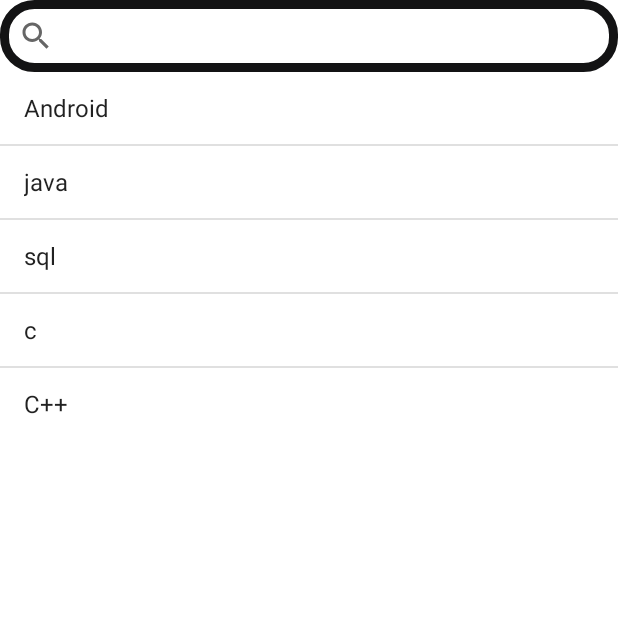
After one commit to modhvadiyac25/Android-Find-My-Car, an Android app: the Search screen opened directly, with no data from a screen before it, on a phone screen of 412 x 824 dp, the top half of it. The commit adds this screen. Run offline under Robolectric (Android 15) with nearby library versions, the phone set to English and light mode, and no system bars.

Commit message:
SearchBar

```diff
--- a/app/src/main/AndroidManifest.xml
+++ b/app/src/main/AndroidManifest.xml
@@ -12,8 +12,10 @@
         android:roundIcon="@mipmap/ic_launcher_round"
         android:supportsRtl="true"
         android:theme="@style/AppTheme">
-        <activity android:name=".CarDetails"></activity>
+        <activity android:name=".SearchList"></activity>
+        <activity android:name=".Search" />
         <activity android:name=".UploadPic" />
+        <activity android:name=".CarDetails" />
         <activity android:name=".EMICalculator" />
         <activity android:name=".test" />
         <activity android:name=".UserProfile" />
--- /dev/null
+++ b/app/src/main/java/com/example/findmycar/Search.kt
@@ -0,0 +1,43 @@
+package com.example.findmycar
+
+import androidx.appcompat.app.AppCompatActivity
+import android.os.Bundle
+import android.widget.ArrayAdapter
+import android.widget.SearchView
+import android.widget.Toast
+import kotlinx.android.synthetic.main.activity_search.*
+
+class Search : AppCompatActivity() {
+
+    override fun onCreate(savedInstanceState: Bundle?) {
+        super.onCreate(savedInstanceState)
+        setContentView(R.layout.activity_search)
+
+        val names = arrayOf("Android","java","sql","c","C++")
+
+        val adapter : ArrayAdapter<String> = ArrayAdapter(this,android.R.layout.simple_list_item_1,names)
+
+        list_view.adapter = adapter
+        search.setOnQueryTextListener(object : SearchView.OnQueryTextListener{
+            override fun onQueryTextSubmit(query: String?): Boolean {
+                search.clearFocus()
+                if(names.contains(query)){
+                    adapter.filter.filter(query)
+                    Toast.makeText(this@Search," " + query + " <-->" + adapter.filter.filter(query),Toast.LENGTH_LONG).show()
+                }
+                else{
+                    Toast.makeText(this@Search,"Item not Found",Toast.LENGTH_LONG).show()
+                }
+                return false
+            }
+
+            override fun onQueryTextChange(query: String?): Boolean {
+
+                adapter.filter.filter(query)
+
+                return false
+            }
+        })
+
+    }
+}
--- /dev/null
+++ b/app/src/main/res/drawable/custom_background_searchbar.xml
@@ -0,0 +1,16 @@
+<?xml version="1.0" encoding="utf-8"?>
+<shape
+    xmlns:android="http://schemas.android.com/apk/res/android"
+    android:shape="rectangle">
+    <corners
+        android:topLeftRadius="20dp"
+        android:topRightRadius="20dp"
+        android:bottomRightRadius="20dp"
+        android:bottomLeftRadius="20dp"
+        />
+
+    <stroke android:color="#131314"
+        android:width="6dp"/>
+
+
+</shape>
--- /dev/null
+++ b/app/src/main/res/layout/activity_search.xml
@@ -0,0 +1,22 @@
+<?xml version="1.0" encoding="utf-8"?>
+<LinearLayout xmlns:android="http://schemas.android.com/apk/res/android"
+    xmlns:app="http://schemas.android.com/apk/res-auto"
+    xmlns:tools="http://schemas.android.com/tools"
+    android:layout_width="match_parent"
+    android:layout_height="match_parent"
+    android:orientation="vertical"
+    tools:context=".Search" >
+
+    <SearchView
+        android:id="@+id/search"
+        android:layout_width="match_parent"
+        android:background="@drawable/custom_background_searchbar"
+        android:layout_height="wrap_content" >
+
+    </SearchView>
+
+    <ListView
+        android:id="@+id/list_view"
+        android:layout_width="match_parent"
+        android:layout_height="wrap_content" />
+</LinearLayout>
```
Also changed, not shown: app/src/main/java/com/example/findmycar/CarDetails.kt (+114 -2 lines), app/src/main/java/com/example/findmycar/MainActivity.kt (+8 -3 lines), app/src/main/java/com/example/findmycar/SearchList.kt (added, +12 -0 lines), app/src/main/java/com/example/findmycar/UploadPic.kt (+11 -11 lines), app/src/main/java/com/example/findmycar/UserProfile.kt (+0 -7 lines), app/src/main/res/layout/activity_car_details.xml (+76 -53 lines), app/src/main/res/layout/activity_main.xml (+18 -17 lines), app/src/main/res/layout/activity_search_list.xml (added, +9 -0 lines).
